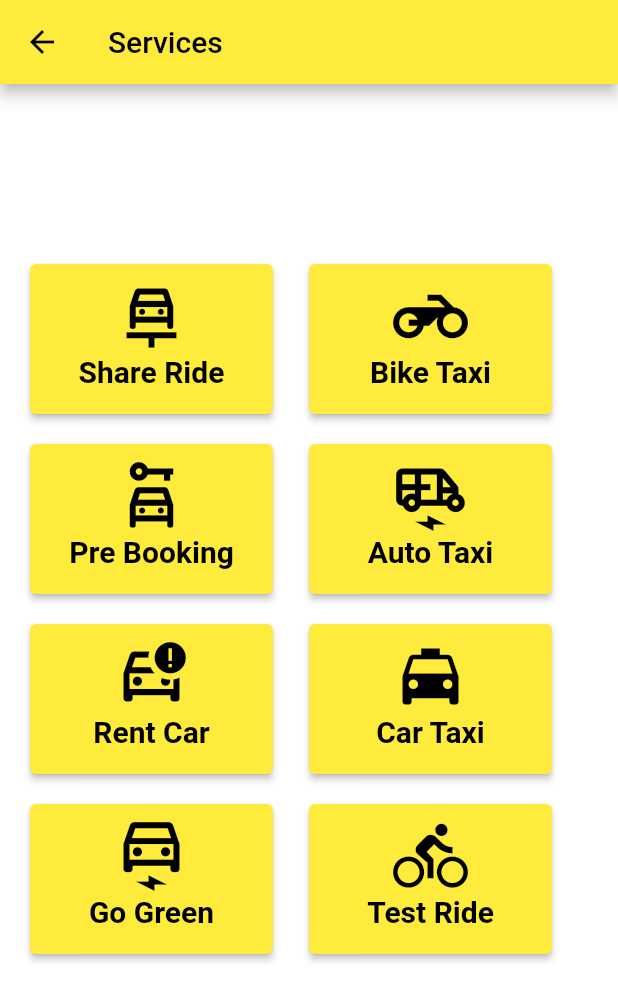
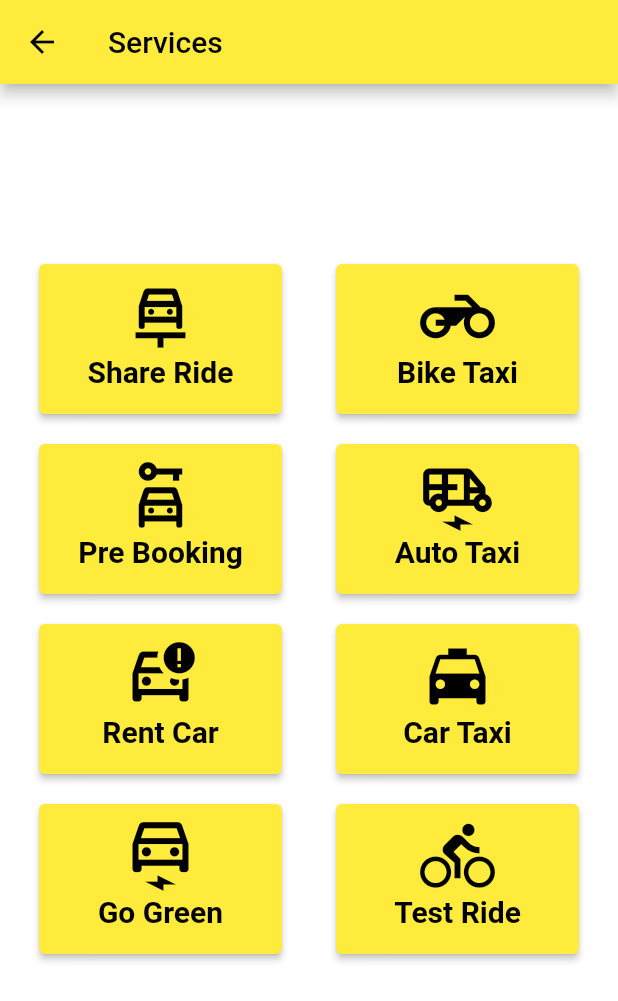
Before and after one commit to AbdulHakeemKzm/ridetogetheruser, a Flutter app: the ServiceTab screen opened directly, on a phone screen of 412 x 824 dp. Shown: the top 1001 px of the screen. Run offline on Flutter 3.47's test engine with Material 2 defaults, Android fonts, the phone set to English and light mode, and no system bars; our stand-ins replace firebase_auth, firebase_core, firebase_database, fluttertoast, geolocator, google_maps_flutter; missing offline and left inert: flutter_polyline_points; accounts and stored records are empty.

Commit message:
key updated

```diff
--- /dev/null
+++ b/ridetogetheruser/lib/Global/map_key.dart
@@ -0,0 +1 @@
+String mapKey = "AIzaSyBcTnMxV6Y1As5ym2tmZeTDjYDm7ZtAkyo";
--- a/ridetogetheruser/lib/MainScreen/search_places_screen.dart
+++ b/ridetogetheruser/lib/MainScreen/search_places_screen.dart
@@ -20,7 +20,7 @@ class _SearchPlaceScreenState extends State<SearchPlaceScreen> {
   {
     if(inputText.length >1 )
       {
-        String urlAutoCompleteSearch = "https://maps.googleapis.com/maps/api/place/autocomplete/json?input=$inputText&key=$mapKey&components=country:IN";
+        String urlAutoCompleteSearch = "https://maps.googleapis.com/maps/api/place/autocomplete/json?input=$inputText&key=$mapKey";
 
         var responseAutoCompleteSearch = await RequestAssistant.receiveRequest(urlAutoCompleteSearch);
 
@@ -83,7 +83,7 @@ class _SearchPlaceScreenState extends State<SearchPlaceScreen> {
 
                         onTap:()
                         {
-
+                          Navigator.of(context).pop();
                         },
                         child: const Icon(Icons.arrow_back,
                         color: Colors.black,
--- a/ridetogetheruser/lib/Widgets/history.dart
+++ b/ridetogetheruser/lib/Widgets/history.dart
@@ -12,7 +12,7 @@ class _HistoryState extends State<History> {
   Widget build(BuildContext context) {
     return Scaffold(
       appBar: AppBar(
-        //automaticallyImplyLeading: false,
+        // automaticallyImplyLeading: false,
         backgroundColor: Colors.yellow,
         title: Text(
           "History",
--- a/ridetogetheruser/lib/Widgets/services.dart
+++ b/ridetogetheruser/lib/Widgets/services.dart
@@ -25,12 +25,14 @@ class _ServiceTabState extends State<ServiceTab> {
           child: Padding(
             padding: const EdgeInsets.all(20.0),
             child: Column(
+              mainAxisAlignment: MainAxisAlignment.spaceEvenly,
               children: [
                 const SizedBox(height: 100,),
                 Column(
                   children: [
                     Row(
-                      children: [
+                        mainAxisAlignment: MainAxisAlignment.spaceEvenly,
+                        children: [
                         ElevatedButton(
 
                           onPressed: () => showDialog<String>(
@@ -133,6 +135,7 @@ class _ServiceTabState extends State<ServiceTab> {
                 Column(
                   children: [
                     Row(
+                        mainAxisAlignment: MainAxisAlignment.spaceEvenly,
                         children: [
                           ElevatedButton(
                             onPressed: (){
@@ -201,6 +204,7 @@ class _ServiceTabState extends State<ServiceTab> {
                 Column(
                   children: [
                     Row(
+                        mainAxisAlignment: MainAxisAlignment.spaceEvenly,
                         children: [
                           ElevatedButton(
                             onPressed: (){
@@ -267,6 +271,7 @@ class _ServiceTabState extends State<ServiceTab> {
                 Column(
                   children: [
                     Row(
+                        mainAxisAlignment: MainAxisAlignment.spaceEvenly,
                         children: [
                           ElevatedButton(
                             onPressed: (){
```
Also changed, not shown: 1 other file.
